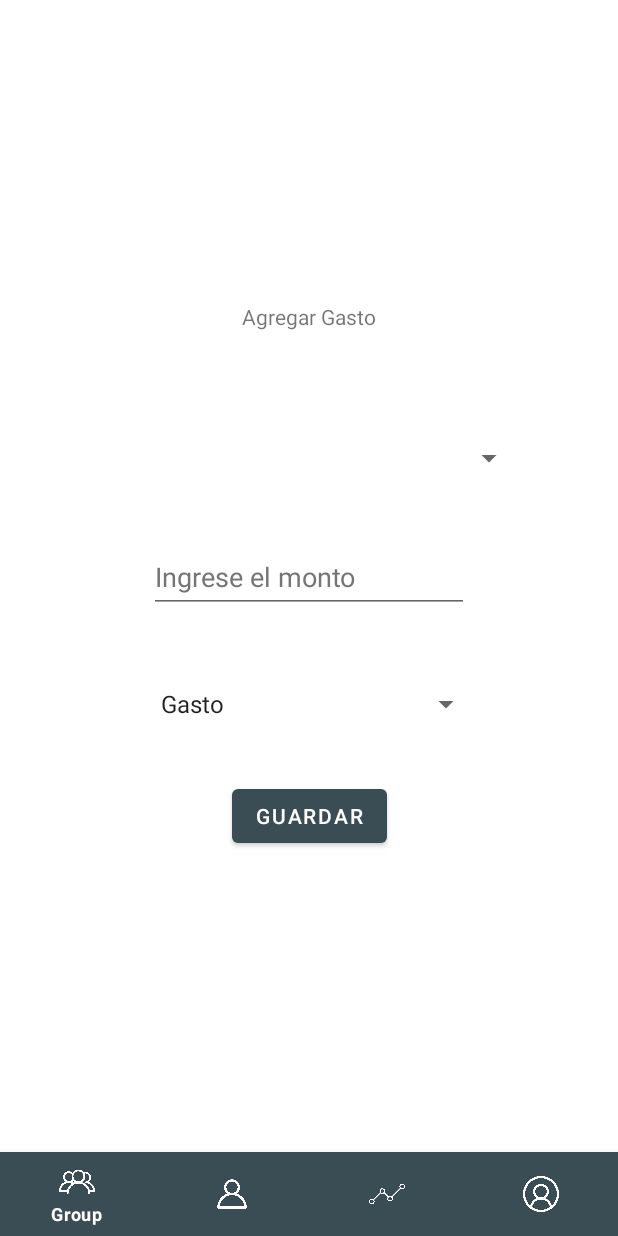
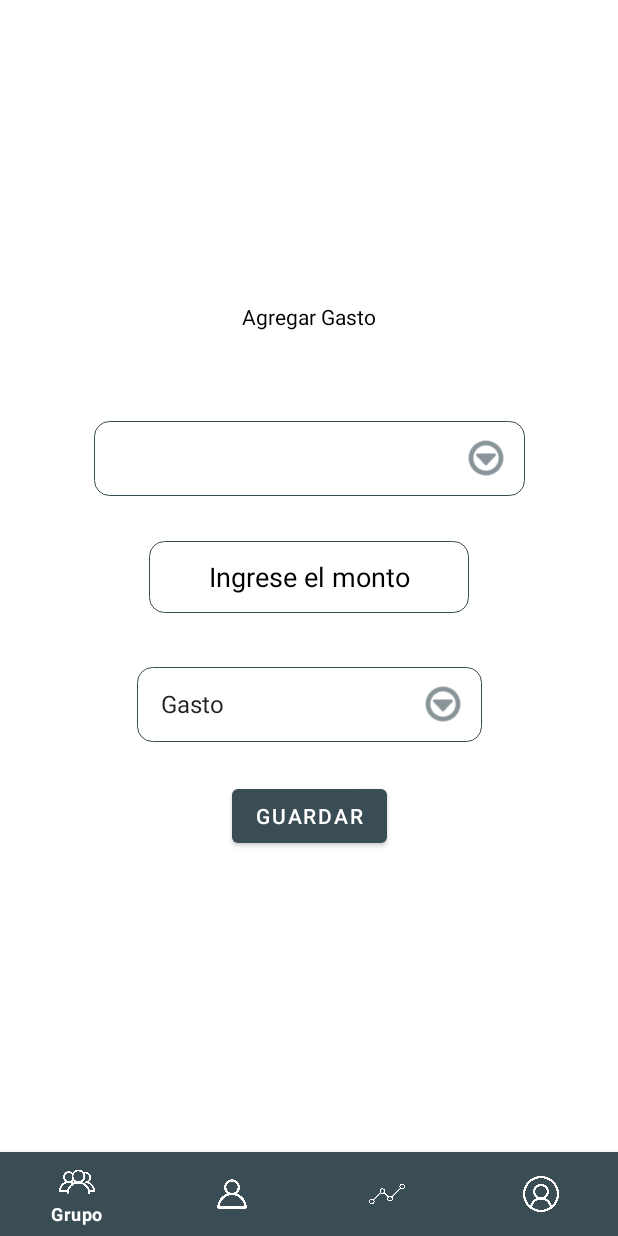
Before and after one commit to gabrielgraunegreiros/PaywalletNative, an Android app: the fragment Fragment_Agregar_Gasto placed in its activity, on a phone screen of 412 x 824 dp. Run offline under Robolectric (Android 15) with nearby library versions, the phone set to English and light mode, and no system bars; 6 statements that could not run were skipped.

Commit message:
Mejora de la interfaz gráfica

```diff
--- a/app/src/main/res/drawable/style_button.xml
+++ b/app/src/main/res/drawable/style_button.xml
@@ -4,6 +4,7 @@
         <shape android:shape="rectangle">
             <solid android:color="@color/material_on_primary_disabled"/>
             <corners android:radius="10dp"/>
+            <stroke android:color="#3A4D55" android:width="0.5dp"/>
         </shape>
     </item>
 </selector>
--- /dev/null
+++ b/app/src/main/res/drawable/style_spinner.xml
@@ -0,0 +1,21 @@
+<?xml version="1.0" encoding="utf-8"?>
+<selector xmlns:android="http://schemas.android.com/apk/res/android">
+    <item>
+        <layer-list>
+            <item>
+                <shape android:shape="rectangle">
+                    <solid android:color="@color/material_on_primary_disabled"/>
+                    <corners android:radius="10dp"/>
+                    <padding android:right="10dp"/>
+                    <stroke android:color="#3A4D55" android:width=".5dp"/>
+                </shape>
+            </item>
+            <item>
+                <bitmap android:src="@android:drawable/ic_menu_more"
+                    android:gravity="center|end"
+                    android:tint="#3A4D55"/>
+            </item>
+        </layer-list>
+    </item>
+
+</selector>
--- a/app/src/main/res/layout/item_lista_grupo.xml
+++ b/app/src/main/res/layout/item_lista_grupo.xml
@@ -23,6 +23,7 @@
         android:layout_height="wrap_content"
         android:layout_marginTop="16dp"
         android:text="@string/nombre_del_grupo"
+        android:textColor="@color/black"
         app:layout_constraintEnd_toEndOf="parent"
         app:layout_constraintHorizontal_bias="0.5"
         app:layout_constraintStart_toEndOf="@+id/imageView3"
@@ -34,6 +35,7 @@
         android:layout_height="wrap_content"
         android:layout_marginTop="15dp"
         android:text="@string/participantes"
+        android:textColor="@color/black"
         app:layout_constraintEnd_toEndOf="parent"
         app:layout_constraintHorizontal_bias="0.5"
         app:layout_constraintStart_toEndOf="@+id/imageView3"
@@ -45,6 +47,7 @@
         android:layout_height="wrap_content"
         android:layout_marginTop="10dp"
         android:text="XXXXXXXXXXX"
+        android:textColor="@color/black"
         app:layout_constraintEnd_toEndOf="parent"
         app:layout_constraintHorizontal_bias="0.5"
         app:layout_constraintStart_toEndOf="@+id/imageView3"
@@ -56,6 +59,7 @@
         android:layout_height="wrap_content"
         android:layout_marginTop="10dp"
         android:text="XXXXXXXXXX"
+        android:textColor="@color/black"
         app:layout_constraintEnd_toEndOf="parent"
         app:layout_constraintHorizontal_bias="0.5"
         app:layout_constraintStart_toEndOf="@+id/imageView3"
--- a/app/src/main/res/layout/item_lista_mi_actividad.xml
+++ b/app/src/main/res/layout/item_lista_mi_actividad.xml
@@ -12,6 +12,7 @@
         android:layout_marginStart="16dp"
         android:layout_marginTop="24dp"
         android:text="@string/nombre_completo"
+        android:textColor="@color/black"
         android:textSize="24sp"
         app:layout_constraintStart_toStartOf="parent"
         app:layout_constraintTop_toTopOf="parent" />
@@ -23,6 +24,7 @@
         android:layout_marginTop="24dp"
         android:layout_marginEnd="60dp"
         android:text="@string/monto"
+        android:textColor="@color/black"
         app:layout_constraintEnd_toEndOf="parent"
         app:layout_constraintTop_toBottomOf="@+id/txtAdapListActividades_idTipoActividad" />
 
@@ -33,6 +35,7 @@
         android:layout_marginStart="48dp"
         android:layout_marginTop="12dp"
         android:text="@string/nombre_de_usuario"
+        android:textColor="@color/black"
         app:layout_constraintStart_toStartOf="parent"
         app:layout_constraintTop_toBottomOf="@+id/txtAdapListActividades_NombreCompleto" />
 
@@ -43,6 +46,7 @@
         android:layout_marginTop="24dp"
         android:layout_marginEnd="36dp"
         android:text="@string/tipo_actividad"
+        android:textColor="@color/black"
         app:layout_constraintEnd_toEndOf="parent"
         app:layout_constraintTop_toTopOf="parent" />
 
--- a/app/src/main/res/layout/item_lista_mis_amigos.xml
+++ b/app/src/main/res/layout/item_lista_mis_amigos.xml
@@ -22,6 +22,7 @@
         android:layout_height="wrap_content"
         android:layout_marginTop="20dp"
         android:text="@string/nombre_completo"
+        android:textColor="@color/black"
         app:layout_constraintEnd_toEndOf="parent"
         app:layout_constraintHorizontal_bias="0.5"
         app:layout_constraintStart_toEndOf="@+id/imageView2"
@@ -33,6 +34,7 @@
         android:layout_height="wrap_content"
         android:layout_marginTop="20dp"
         android:text="@string/nombre_de_usuario"
+        android:textColor="@color/black"
         android:textSize="24sp"
         app:layout_constraintEnd_toEndOf="parent"
         app:layout_constraintHorizontal_bias="0.5"
--- a/app/src/main/res/layout/item_lista_solicitudes_amigos.xml
+++ b/app/src/main/res/layout/item_lista_solicitudes_amigos.xml
@@ -11,6 +11,7 @@
         android:layout_height="wrap_content"
         android:layout_marginTop="9dp"
         android:text="@string/nombre_completo"
+        android:textColor="@color/black"
         android:textSize="16sp"
         app:layout_constraintEnd_toEndOf="parent"
         app:layout_constraintHorizontal_bias="0.504"
@@ -61,6 +62,7 @@
         android:layout_height="wrap_content"
         android:layout_marginTop="20dp"
         android:text="@string/aceptar"
+        android:textColor="@color/black"
         android:textSize="16sp"
         app:layout_constraintEnd_toStartOf="@+id/imageView5"
         app:layout_constraintHorizontal_bias="0.5"
@@ -73,6 +75,7 @@
         android:layout_height="wrap_content"
         android:layout_marginTop="20dp"
         android:text="@string/rechazar"
+        android:textColor="@color/black"
         android:textSize="16sp"
         app:layout_constraintEnd_toEndOf="parent"
         app:layout_constraintHorizontal_bias="0.5"
@@ -105,6 +108,7 @@
         android:layout_height="wrap_content"
         android:layout_marginTop="16dp"
         android:text="@string/nombre_de_usuario"
+        android:textColor="@color/black"
         android:textSize="20sp"
         app:layout_constraintEnd_toEndOf="parent"
         app:layout_constraintHorizontal_bias="0.5"
--- a/app/src/main/res/layout/login.xml
+++ b/app/src/main/res/layout/login.xml
@@ -54,6 +54,7 @@
         android:backgroundTint="#202F35"
         android:onClick="identificarUsario"
         android:text="Iniciar Sesión"
+        android:textColor="@color/white"
         app:layout_constraintEnd_toEndOf="parent"
         app:layout_constraintStart_toStartOf="parent"
         app:layout_constraintTop_toBottomOf="@+id/edtContra" />
@@ -64,8 +65,10 @@
         android:layout_height="wrap_content"
         android:layout_marginStart="58dp"
         android:layout_marginTop="54dp"
+        android:layout_marginEnd="8dp"
         android:text="Si aún no tienes una cuenta"
         android:textColor="#FFFFFF"
+        app:layout_constraintEnd_toStartOf="@+id/txtRegistro"
         app:layout_constraintStart_toStartOf="parent"
         app:layout_constraintTop_toBottomOf="@+id/btnIniciarSesion" />
 
--- a/app/src/main/res/layout/lyt_fgt_actividad_add_gasto.xml
+++ b/app/src/main/res/layout/lyt_fgt_actividad_add_gasto.xml
@@ -11,6 +11,7 @@
         android:layout_height="wrap_content"
         android:layout_marginTop="200dp"
         android:text="@string/agregar_gasto"
+        android:textColor="@color/black"
         app:layout_constraintEnd_toEndOf="parent"
         app:layout_constraintHorizontal_bias="0.5"
         app:layout_constraintStart_toStartOf="parent"
@@ -32,11 +33,14 @@
         android:layout_height="wrap_content"
         android:layout_marginTop="30dp"
         android:autofillHints=""
+        android:background="@drawable/style_button"
         android:ems="10"
+        android:gravity="center"
         android:hint="@string/ingrese_el_monto"
         android:inputType="numberDecimal"
         android:minHeight="48dp"
-        android:textColorHint="#757575"
+        android:textColor="@color/black"
+        android:textColorHint="@color/black"
         app:layout_constraintEnd_toEndOf="parent"
         app:layout_constraintHorizontal_bias="0.5"
         app:layout_constraintStart_toStartOf="parent"
@@ -51,7 +55,8 @@
         app:layout_constraintHorizontal_bias="0.5"
         app:layout_constraintStart_toStartOf="parent"
         app:layout_constraintTop_toBottomOf="@+id/edtFgtAgregarGasto_Monto"
-        tools:ignore="SpeakableTextPresentCheck" />
+        tools:ignore="SpeakableTextPresentCheck"
+        android:background="@drawable/style_spinner"/>
 
     <Spinner
         android:id="@+id/sprFgtAgregarGasto_UsuarioGasto"
@@ -63,5 +68,6 @@
         app:layout_constraintHorizontal_bias="0.5"
         app:layout_constraintStart_toStartOf="parent"
         app:layout_constraintTop_toBottomOf="@+id/textView11"
-        tools:ignore="SpeakableTextPresentCheck" />
+        tools:ignore="SpeakableTextPresentCheck"
+        android:background="@drawable/style_spinner" />
 </androidx.constraintlayout.widget.ConstraintLayout>
--- a/app/src/main/res/layout/lyt_fgt_amigos.xml
+++ b/app/src/main/res/layout/lyt_fgt_amigos.xml
@@ -23,6 +23,7 @@
         android:layout_marginStart="30dp"
         android:layout_marginTop="16dp"
         android:text="@string/amigos"
+        android:textColor="#000000"
         android:textSize="34sp"
         app:layout_constraintStart_toStartOf="parent"
         app:layout_constraintTop_toTopOf="parent" />
--- a/app/src/main/res/menu/main_menu.xml
+++ b/app/src/main/res/menu/main_menu.xml
@@ -1,15 +1,15 @@
 <?xml version="1.0" encoding="utf-8"?>
 <menu xmlns:android="http://schemas.android.com/apk/res/android">
     <item android:id="@+id/menu_group"
-        android:title="@string/Group"
+        android:title="Grupo"
         android:icon="@drawable/grupo" />
     <item android:id="@+id/menu_friends"
-        android:title="@string/Friends"
+        android:title="Amigos"
         android:icon="@drawable/usuario" />
     <item android:id="@+id/menu_activity"
-        android:title="@string/Activity"
+        android:title="Actividad"
         android:icon="@drawable/conexion_grafica" />
     <item android:id="@+id/menu_profile"
-        android:title="@string/Profile"
+        android:title="Perfil"
         android:icon="@drawable/profile" />
 </menu>
--- a/app/src/main/res/values-night/themes.xml
+++ b/app/src/main/res/values-night/themes.xml
@@ -8,7 +8,7 @@
         <!-- Secondary brand color. -->
         <item name="colorSecondary">#2699CA</item>
         <item name="colorSecondaryVariant">#082F40</item>
-        <item name="colorOnSecondary">@color/black</item>
+        <item name="colorOnSecondary">@color/white</item>
         <!-- Status bar color. -->
         <item name="android:statusBarColor" tools:targetApi="l">?attr/colorPrimaryVariant</item>
         <!-- Customize your theme here. -->
```
Also changed, not shown: app/src/main/res/layout/lyt_fgt_actividad.xml (+6 -19 lines), app/src/main/res/layout/lyt_fgt_mostrar_grupo.xml (+8 -6 lines), app/src/main/res/layout/lyt_fgt_perfil.xml (+13 -3 lines), app/src/main/res/layout/lyt_fgt_registrar_grupo.xml (+8 -3 lines).
